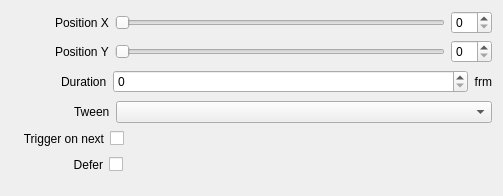
Above: src/Widgets/Inspector/InspectorAnchorWidget.ui from CasparCG/client before the change. Below: the same form after it.
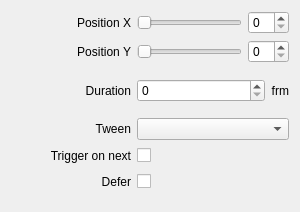
That is the form after the change.

Commit message: Simplify layout of inspector widgets

The edit to the form file:
```diff
--- a/src/Widgets/Inspector/InspectorAnchorWidget.ui
+++ b/src/Widgets/Inspector/InspectorAnchorWidget.ui
@@ -6,8 +6,8 @@
    <rect>
     <x>0</x>
     <y>0</y>
-    <width>503</width>
-    <height>196</height>
+    <width>300</width>
+    <height>212</height>
    </rect>
   </property>
   <property name="sizePolicy">
@@ -16,196 +16,35 @@
     <verstretch>0</verstretch>
    </sizepolicy>
   </property>
-  <layout class="QVBoxLayout" name="verticalLayout">
-   <item>
-    <layout class="QHBoxLayout" name="horizontalLayoutPositionX">
-     <item>
-      <spacer name="horizontalSpacerPositionX">
-       <property name="orientation">
-        <enum>Qt::Horizontal</enum>
-       </property>
-       <property name="sizeType">
-        <enum>QSizePolicy::Fixed</enum>
-       </property>
-       <property name="sizeHint" stdset="0">
-        <size>
-         <width>44</width>
-         <height>20</height>
-        </size>
-       </property>
-      </spacer>
-     </item>
-     <item>
-      <widget class="QLabel" name="labelPositionX">
-       <property name="text">
-        <string>Position X</string>
-       </property>
-      </widget>
-     </item>
-     <item>
-      <widget class="QSlider" name="sliderPositionX">
-       <property name="orientation">
-        <enum>Qt::Horizontal</enum>
-       </property>
-      </widget>
-     </item>
-     <item>
-      <widget class="QSpinBox" name="spinBoxPositionX"/>
-     </item>
-    </layout>
+  <layout class="QGridLayout" name="gridLayout">
+   <property name="bottomMargin">
+    <number>20</number>
+   </property>
+   <item row="0" column="1">
+    <widget class="QSlider" name="sliderPositionX">
+     <property name="orientation">
+      <enum>Qt::Horizontal</enum>
+     </property>
+    </widget>
    </item>
-   <item>
-    <layout class="QHBoxLayout" name="horizontalLayoutPositionY">
-     <item>
-      <spacer name="horizontalSpacerPositionY">
-       <property name="orientation">
-        <enum>Qt::Horizontal</enum>
-       </property>
-       <property name="sizeType">
-        <enum>QSizePolicy::Fixed</enum>
-       </property>
-       <property name="sizeHint" stdset="0">
-        <size>
-         <width>44</width>
-         <height>20</height>
-        </size>
-       </property>
-      </spacer>
-     </item>
-     <item>
-      <widget class="QLabel" name="labelPositionY">
-       <property name="text">
-        <string>Position Y</string>
-       </property>
-      </widget>
-     </item>
-     <item>
-      <widget class="QSlider" name="sliderPositionY">
-       <property name="orientation">
-        <enum>Qt::Horizontal</enum>
-       </property>
-      </widget>
-     </item>
-     <item>
-      <widget class="QSpinBox" name="spinBoxPositionY"/>
-     </item>
-    </layout>
+   <item row="3" column="0">
+    <widget class="QLabel" name="labelEasing">
+     <property name="minimumSize">
+      <size>
+       <width>120</width>
+       <height>0</height>
+      </size>
+     </property>
+     <property name="text">
+      <string>Tween</string>
+     </property>
+     <property name="alignment">
+      <set>Qt::AlignRight|Qt::AlignTrailing|Qt::AlignVCenter</set>
+     </property>
+    </widget>
    </item>
-   <item>
-    <layout class="QHBoxLayout" name="horizontalLayoutTransitionDuration">
-     <item>
-      <spacer name="horizontalSpacerTransitionDuration">
-       <property name="orientation">
-        <enum>Qt::Horizontal</enum>
-       </property>
-       <property name="sizeType">
-        <enum>QSizePolicy::Fixed</enum>
-       </property>
-       <property name="sizeHint" stdset="0">
-        <size>
-         <width>50</width>
-         <height>20</height>
-        </size>
-       </property>
-      </spacer>
-     </item>
-     <item>
-      <widget class="QLabel" name="labelTransitionDuration">
-       <property name="text">
-        <string>Duration</string>
-       </property>
-      </widget>
-     </item>
-     <item>
-      <widget class="QSpinBox" name="spinBoxTransitionDuration">
-       <property name="sizePolicy">
-        <sizepolicy hsizetype="Expanding" vsizetype="Fixed">
-         <horstretch>0</horstretch>
-         <verstretch>0</verstretch>
-        </sizepolicy>
-       </property>
-       <property name="maximum">
-        <number>999</number>
-       </property>
-      </widget>
-     </item>
-     <item>
-      <widget class="QLabel" name="labelFrm1">
-       <property name="text">
-        <string>frm</string>
-       </property>
-       <property name="alignment">
-        <set>Qt::AlignRight|Qt::AlignTrailing|Qt::AlignVCenter</set>
-       </property>
-      </widget>
-     </item>
-    </layout>
-   </item>
-   <item>
-    <layout class="QHBoxLayout" name="horizontalLayoutTween">
-     <item>
-      <spacer name="horizontalSpacerTween">
-       <property name="orientation">
-        <enum>Qt::Horizontal</enum>
-       </property>
-       <property name="sizeType">
-        <enum>QSizePolicy::Fixed</enum>
-       </property>
-       <property name="sizeHint" stdset="0">
-        <size>
-         <width>63</width>
-         <height>20</height>
-        </size>
-       </property>
-      </spacer>
-     </item>
-     <item>
-      <widget class="QLabel" name="labelEasing">
-       <property name="text">
-        <string>Tween</string>
-       </property>
-      </widget>
-     </item>
-     <item>
-      <widget class="QComboBox" name="comboBoxTween">
-       <property name="sizePolicy">
-        <sizepolicy hsizetype="Expanding" vsizetype="Fixed">
-         <horstretch>0</horstretch>
-         <verstretch>0</verstretch>
-        </sizepolicy>
-       </property>
-      </widget>
-     </item>
-    </layout>
-   </item>
-   <item>
+   <item row="4" column="1" colspan="2">
     <layout class="QHBoxLayout" name="horizontalLayoutTriggerOnNext">
-     <item>
-      <spacer name="horizontalSpacerTriggerOnNext1">
-       <property name="orientation">
-        <enum>Qt::Horizontal</enum>
-       </property>
-       <property name="sizeType">
-        <enum>QSizePolicy::Fixed</enum>
-       </property>
-       <property name="sizeHint" stdset="0">
-        <size>
-         <width>11</width>
-         <height>20</height>
-        </size>
-       </property>
-      </spacer>
-     </item>
-     <item>
-      <widget class="QLabel" name="labelTriggerOnNext">
-       <property name="text">
-        <string>Trigger on next</string>
-       </property>
-       <property name="alignment">
-        <set>Qt::AlignRight|Qt::AlignTrailing|Qt::AlignVCenter</set>
-       </property>
-      </widget>
-     </item>
      <item>
       <widget class="QCheckBox" name="checkBoxTriggerOnNext">
        <property name="layoutDirection">
@@ -231,34 +70,24 @@
      </item>
     </layout>
    </item>
-   <item>
+   <item row="1" column="0">
+    <widget class="QLabel" name="labelPositionY">
+     <property name="minimumSize">
+      <size>
+       <width>120</width>
+       <height>0</height>
+      </size>
+     </property>
+     <property name="text">
+      <string>Position Y</string>
+     </property>
+     <property name="alignment">
+      <set>Qt::AlignRight|Qt::AlignTrailing|Qt::AlignVCenter</set>
+     </property>
+    </widget>
+   </item>
+   <item row="5" column="1" colspan="2">
     <layout class="QHBoxLayout" name="horizontalLayoutDefer">
-     <item>
-      <spacer name="horizontalSpacerDefer1">
-       <property name="orientation">
-        <enum>Qt::Horizontal</enum>
-       </property>
-       <property name="sizeType">
-        <enum>QSizePolicy::Fixed</enum>
-       </property>
-       <property name="sizeHint" stdset="0">
-        <size>
-         <width>62</width>
-         <height>20</height>
-        </size>
-       </property>
-      </spacer>
-     </item>
-     <item>
-      <widget class="QLabel" name="labelDefer">
-       <property name="text">
-        <string>Defer</string>
-       </property>
-       <property name="alignment">
-        <set>Qt::AlignRight|Qt::AlignTrailing|Qt::AlignVCenter</set>
-       </property>
-      </widget>
-     </item>
      <item>
       <widget class="QCheckBox" name="checkBoxDefer">
        <property name="layoutDirection">
@@ -284,21 +113,119 @@
      </item>
     </layout>
    </item>
-   <item>
-    <spacer name="verticalSpacerAnchor">
+   <item row="0" column="2">
+    <widget class="QSpinBox" name="spinBoxPositionX"/>
+   </item>
+   <item row="1" column="1">
+    <widget class="QSlider" name="sliderPositionY">
      <property name="orientation">
-      <enum>Qt::Vertical</enum>
+      <enum>Qt::Horizontal</enum>
      </property>
-     <property name="sizeType">
-      <enum>QSizePolicy::Fixed</enum>
+    </widget>
+   </item>
+   <item row="2" column="0">
+    <widget class="QLabel" name="labelTransitionDuration">
+     <property name="minimumSize">
+      <size>
+       <width>120</width>
+       <height>0</height>
+      </size>
      </property>
-     <property name="sizeHint" stdset="0">
+     <property name="text">
+      <string>Duration</string>
+     </property>
+     <property name="alignment">
+      <set>Qt::AlignRight|Qt::AlignTrailing|Qt::AlignVCenter</set>
+     </property>
+    </widget>
+   </item>
+   <item row="2" column="1" colspan="2">
+    <layout class="QHBoxLayout" name="horizontalLayoutTransitionDuration">
+     <item>
+      <widget class="QSpinBox" name="spinBoxTransitionDuration">
+       <property name="sizePolicy">
+        <sizepolicy hsizetype="Expanding" vsizetype="Fixed">
+         <horstretch>0</horstretch>
+         <verstretch>0</verstretch>
+        </sizepolicy>
+       </property>
+       <property name="maximum">
+        <number>999</number>
+       </property>
+      </widget>
+     </item>
+     <item>
+      <widget class="QLabel" name="labelFrm1">
+       <property name="text">
+        <string>frm</string>
+       </property>
+       <property name="alignment">
+        <set>Qt::AlignRight|Qt::AlignTrailing|Qt::AlignVCenter</set>
+       </property>
+      </widget>
+     </item>
+    </layout>
+   </item>
+   <item row="3" column="1" colspan="2">
+    <widget class="QComboBox" name="comboBoxTween">
+     <property name="sizePolicy">
+      <sizepolicy hsizetype="Expanding" vsizetype="Fixed">
+       <horstretch>0</horstretch>
+       <verstretch>0</verstretch>
+      </sizepolicy>
+     </property>
+    </widget>
+   </item>
+   <item row="0" column="0">
+    <widget class="QLabel" name="labelPositionX">
+     <property name="minimumSize">
       <size>
-       <width>20</width>
-       <height>10</height>
+       <width>120</width>
+       <height>0</height>
       </size>
      </property>
-    </spacer>
+     <property name="text">
+      <string>Position X</string>
+     </property>
+     <property name="alignment">
+      <set>Qt::AlignRight|Qt::AlignTrailing|Qt::AlignVCenter</set>
+     </property>
+    </widget>
+   </item>
+   <item row="1" column="2">
+    <widget class="QSpinBox" name="spinBoxPositionY"/>
+   </item>
+   <item row="4" column="0">
+    <widget class="QLabel" name="labelTriggerOnNext">
+     <property name="minimumSize">
+      <size>
+       <width>120</width>
+       <height>0</height>
+      </size>
+     </property>
+     <property name="text">
+      <string>Trigger on next</string>
+     </property>
+     <property name="alignment">
+      <set>Qt::AlignRight|Qt::AlignTrailing|Qt::AlignVCenter</set>
+     </property>
+    </widget>
+   </item>
+   <item row="5" column="0">
+    <widget class="QLabel" name="labelDefer">
+     <property name="minimumSize">
+      <size>
+       <width>120</width>
+       <height>0</height>
+      </size>
+     </property>
+     <property name="text">
+      <string>Defer</string>
+     </property>
+     <property name="alignment">
+      <set>Qt::AlignRight|Qt::AlignTrailing|Qt::AlignVCenter</set>
+     </property>
+    </widget>
    </item>
   </layout>
  </widget>
```
Left out of the diff: 10 changed lines with no effect on the pictures. The commit also changes 58 other files.
